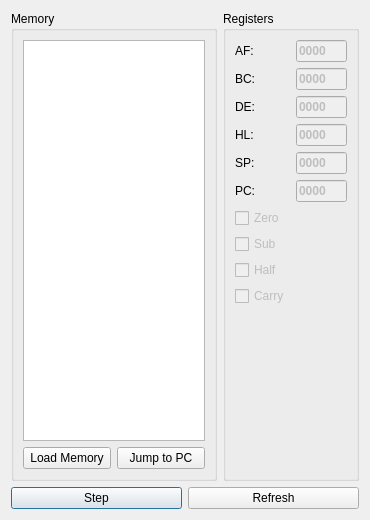
boeker/gameboy, file src/gui/debuggerwindow.ui: the form before one commit.
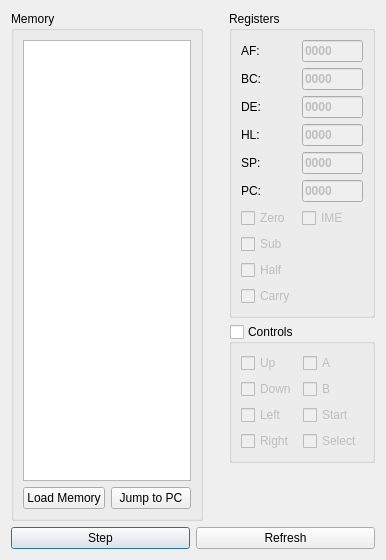
The form after the commit.

Diff of the .ui file:
```diff
--- a/src/gui/debuggerwindow.ui
+++ b/src/gui/debuggerwindow.ui
@@ -6,8 +6,8 @@
    <rect>
     <x>0</x>
     <y>0</y>
-    <width>370</width>
-    <height>520</height>
+    <width>360</width>
+    <height>560</height>
    </rect>
   </property>
   <property name="acceptDrops">
@@ -74,173 +74,24 @@
       </widget>
      </item>
      <item>
-      <spacer name="horizontalSpacer_2">
-       <property name="orientation">
-        <enum>Qt::Horizontal</enum>
+      <layout class="QVBoxLayout" name="verticalLayout_2">
+       <property name="leftMargin">
+        <number>20</number>
        </property>
-       <property name="sizeHint" stdset="0">
-        <size>
-         <width>40</width>
-         <height>20</height>
-        </size>
-       </property>
-      </spacer>
-     </item>
-     <item>
-      <widget class="QGroupBox" name="groupBoxRegisters">
-       <property name="title">
-        <string>Registers</string>
-       </property>
-       <layout class="QGridLayout" name="gridLayout_3">
-        <item row="0" column="0">
-         <layout class="QGridLayout" name="registerLayout" columnstretch="0,0">
-          <item row="5" column="0">
-           <widget class="QLabel" name="labelSP">
-            <property name="text">
-             <string>SP:</string>
-            </property>
-           </widget>
-          </item>
-          <item row="11" column="1">
-           <spacer name="verticalSpacer">
-            <property name="orientation">
-             <enum>Qt::Vertical</enum>
-            </property>
-            <property name="sizeHint" stdset="0">
-             <size>
-              <width>20</width>
-              <height>40</height>
-             </size>
-            </property>
-           </spacer>
-          </item>
-          <item row="8" column="0">
-           <widget class="QCheckBox" name="checkBoxSubFlag">
-            <property name="enabled">
-             <bool>false</bool>
-            </property>
-            <property name="text">
-             <string>Sub</string>
-            </property>
-           </widget>
-          </item>
-          <item row="7" column="0">
-           <widget class="QCheckBox" name="checkBoxZeroFlag">
-            <property name="enabled">
-             <bool>false</bool>
-            </property>
-            <property name="text">
-             <string>Zero</string>
-            </property>
-            <property name="checkable">
-             <bool>true</bool>
-            </property>
-           </widget>
-          </item>
+       <item>
+        <widget class="QGroupBox" name="groupBoxRegisters">
+         <property name="title">
+          <string>Registers</string>
+         </property>
+         <layout class="QGridLayout" name="gridLayout_3">
           <item row="2" column="0">
-           <widget class="QLabel" name="labelBC">
-            <property name="text">
-             <string>BC:</string>
-            </property>
-           </widget>
-          </item>
-          <item row="6" column="0">
-           <widget class="QLabel" name="labelPC">
-            <property name="text">
-             <string>PC:</string>
-            </property>
-           </widget>
-          </item>
-          <item row="1" column="0">
-           <widget class="QLabel" name="labelAF">
-            <property name="text">
-             <string>AF:</string>
-            </property>
-           </widget>
-          </item>
-          <item row="10" column="0">
-           <widget class="QCheckBox" name="checkBoxCarryFlag">
-            <property name="enabled">
-             <bool>false</bool>
-            </property>
-            <property name="text">
-             <string>Carry</string>
-            </property>
-           </widget>
-          </item>
-          <item row="9" column="0">
-           <widget class="QCheckBox" name="checkBoxHalfCarryFlag">
-            <property name="enabled">
-             <bool>false</bool>
-            </property>
-            <property name="text">
-             <string>Half</string>
-            </property>
-           </widget>
-          </item>
-          <item row="3" column="0">
            <widget class="QLabel" name="labelDE">
             <property name="text">
              <string>DE:</string>
             </property>
            </widget>
           </item>
-          <item row="4" column="0">
-           <widget class="QLabel" name="labelHL">
-            <property name="text">
-             <string>HL:</string>
-            </property>
-           </widget>
-          </item>
           <item row="2" column="1">
-           <widget class="QLineEdit" name="lineEditBC">
-            <property name="enabled">
-             <bool>false</bool>
-            </property>
-            <property name="font">
-             <font>
-              <weight>75</weight>
-              <bold>true</bold>
-             </font>
-            </property>
-            <property name="text">
-             <string>0000</string>
-            </property>
-           </widget>
-          </item>
-          <item row="1" column="1">
-           <widget class="QLineEdit" name="lineEditAF">
-            <property name="enabled">
-             <bool>false</bool>
-            </property>
-            <property name="font">
-             <font>
-              <weight>75</weight>
-              <bold>true</bold>
-             </font>
-            </property>
-            <property name="text">
-             <string>0000</string>
-            </property>
-           </widget>
-          </item>
-          <item row="4" column="1">
-           <widget class="QLineEdit" name="lineEditHL">
-            <property name="enabled">
-             <bool>false</bool>
-            </property>
-            <property name="font">
-             <font>
-              <weight>75</weight>
-              <bold>true</bold>
-             </font>
-            </property>
-            <property name="text">
-             <string>0000</string>
-            </property>
-           </widget>
-          </item>
-          <item row="3" column="1">
            <widget class="QLineEdit" name="lineEditDE">
             <property name="enabled">
              <bool>false</bool>
@@ -256,7 +107,46 @@
             </property>
            </widget>
           </item>
-          <item row="6" column="1">
+          <item row="1" column="0">
+           <widget class="QLabel" name="labelBC">
+            <property name="text">
+             <string>BC:</string>
+            </property>
+           </widget>
+          </item>
+          <item row="0" column="1">
+           <widget class="QLineEdit" name="lineEditAF">
+            <property name="enabled">
+             <bool>false</bool>
+            </property>
+            <property name="font">
+             <font>
+              <weight>75</weight>
+              <bold>true</bold>
+             </font>
+            </property>
+            <property name="text">
+             <string>0000</string>
+            </property>
+           </widget>
+          </item>
+          <item row="1" column="1">
+           <widget class="QLineEdit" name="lineEditBC">
+            <property name="enabled">
+             <bool>false</bool>
+            </property>
+            <property name="font">
+             <font>
+              <weight>75</weight>
+              <bold>true</bold>
+             </font>
+            </property>
+            <property name="text">
+             <string>0000</string>
+            </property>
+           </widget>
+          </item>
+          <item row="5" column="1">
            <widget class="QLineEdit" name="lineEditPC">
             <property name="enabled">
              <bool>false</bool>
@@ -281,7 +171,70 @@
             </property>
            </widget>
           </item>
-          <item row="5" column="1">
+          <item row="6" column="0">
+           <widget class="QCheckBox" name="checkBoxZeroFlag">
+            <property name="enabled">
+             <bool>false</bool>
+            </property>
+            <property name="text">
+             <string>Zero</string>
+            </property>
+            <property name="checkable">
+             <bool>true</bool>
+            </property>
+           </widget>
+          </item>
+          <item row="7" column="0">
+           <widget class="QCheckBox" name="checkBoxSubFlag">
+            <property name="enabled">
+             <bool>false</bool>
+            </property>
+            <property name="text">
+             <string>Sub</string>
+            </property>
+           </widget>
+          </item>
+          <item row="8" column="0">
+           <widget class="QCheckBox" name="checkBoxHalfCarryFlag">
+            <property name="enabled">
+             <bool>false</bool>
+            </property>
+            <property name="text">
+             <string>Half</string>
+            </property>
+           </widget>
+          </item>
+          <item row="3" column="0">
+           <widget class="QLabel" name="labelHL">
+            <property name="text">
+             <string>HL:</string>
+            </property>
+           </widget>
+          </item>
+          <item row="5" column="0">
+           <widget class="QLabel" name="labelPC">
+            <property name="text">
+             <string>PC:</string>
+            </property>
+           </widget>
+          </item>
+          <item row="3" column="1">
+           <widget class="QLineEdit" name="lineEditHL">
+            <property name="enabled">
+             <bool>false</bool>
+            </property>
+            <property name="font">
+             <font>
+              <weight>75</weight>
+              <bold>true</bold>
+             </font>
+            </property>
+            <property name="text">
+             <string>0000</string>
+            </property>
+           </widget>
+          </item>
+          <item row="4" column="1">
            <widget class="QLineEdit" name="lineEditSP">
             <property name="enabled">
              <bool>false</bool>
@@ -297,10 +250,128 @@
             </property>
            </widget>
           </item>
+          <item row="9" column="0">
+           <widget class="QCheckBox" name="checkBoxCarryFlag">
+            <property name="enabled">
+             <bool>false</bool>
+            </property>
+            <property name="text">
+             <string>Carry</string>
+            </property>
+           </widget>
+          </item>
+          <item row="4" column="0">
+           <widget class="QLabel" name="labelSP">
+            <property name="text">
+             <string>SP:</string>
+            </property>
+           </widget>
+          </item>
+          <item row="0" column="0">
+           <widget class="QLabel" name="labelAF">
+            <property name="text">
+             <string>AF:</string>
+            </property>
+           </widget>
+          </item>
+          <item row="6" column="1">
+           <widget class="QCheckBox" name="checkBoxIME">
+            <property name="enabled">
+             <bool>false</bool>
+            </property>
+            <property name="text">
+             <string>IME</string>
+            </property>
+           </widget>
+          </item>
          </layout>
-        </item>
-       </layout>
-      </widget>
+        </widget>
+       </item>
+       <item>
+        <widget class="QGroupBox" name="groupBoxControls">
+         <property name="title">
+          <string>Controls</string>
+         </property>
+         <property name="checkable">
+          <bool>true</bool>
+         </property>
+         <property name="checked">
+          <bool>false</bool>
+         </property>
+         <layout class="QGridLayout" name="gridLayout_4">
+          <item row="0" column="1">
+           <widget class="QCheckBox" name="checkBoxButtonA">
+            <property name="text">
+             <string>A</string>
+            </property>
+           </widget>
+          </item>
+          <item row="3" column="1">
+           <widget class="QCheckBox" name="checkBoxButtonSelect">
+            <property name="text">
+             <string>Select</string>
+            </property>
+           </widget>
+          </item>
+          <item row="2" column="1">
+           <widget class="QCheckBox" name="checkBoxButtonStart">
+            <property name="text">
+             <string>Start</string>
+            </property>
+           </widget>
+          </item>
+          <item row="3" column="0">
+           <widget class="QCheckBox" name="checkBoxRight">
+            <property name="text">
+             <string>Right</string>
+            </property>
+           </widget>
+          </item>
+          <item row="1" column="1">
+           <widget class="QCheckBox" name="checkBoxButtonB">
+            <property name="text">
+             <string>B</string>
+            </property>
+           </widget>
+          </item>
+          <item row="0" column="0">
+           <widget class="QCheckBox" name="checkBoxUp">
+            <property name="text">
+             <string>Up</string>
+            </property>
+           </widget>
+          </item>
+          <item row="1" column="0">
+           <widget class="QCheckBox" name="checkBoxDown">
+            <property name="text">
+             <string>Down</string>
+            </property>
+           </widget>
+          </item>
+          <item row="2" column="0">
+           <widget class="QCheckBox" name="checkBoxLeft">
+            <property name="text">
+             <string>Left</string>
+            </property>
+           </widget>
+          </item>
+         </layout>
+        </widget>
+       </item>
+       <item>
+        <spacer name="verticalSpacer">
+         <property name="orientation">
+          <enum>Qt::Vertical</enum>
+         </property>
+         <property name="sizeHint" stdset="0">
+          <size>
+           <width>20</width>
+           <height>40</height>
+          </size>
+         </property>
+        </spacer>
+       </item>
+      </layout>
      </item>
     </layout>
    </item>
```
Left out of the diff: 136 changed lines with no effect on the pictures.
